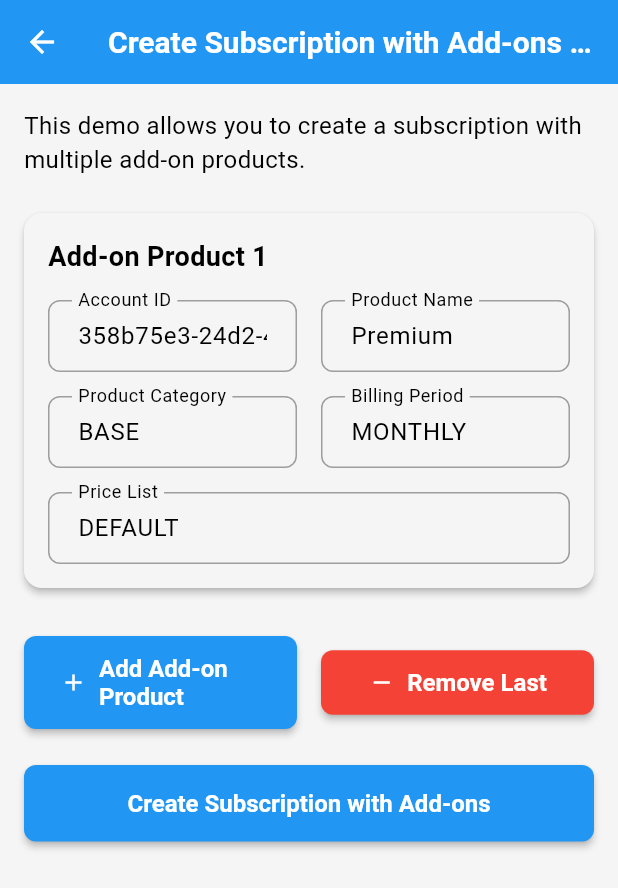
After one commit to EtanaAlemu/flexbiller-app, a Flutter app: the CreateSubscriptionWithAddOnsDemoPage screen opened directly, on a phone screen of 412 x 824 dp. The commit adds this screen. Shown: the top 888 px of the screen. Run offline on Flutter 3.47's test engine with Material 3 defaults, Android fonts, the phone set to English and light mode, and no system bars; our stand-ins replace dio, equatable, flutter_bloc, flutter_secure_storage, get_it, injectable and 4 more; accounts and stored records are empty; network calls fail.

Commit message:
Implement create subscription with add-ons functionality
- Add create subscription with add-ons API endpoint
- Create SubscriptionAddonProduct entity and related models
- Add create subscription with add-ons method to SubscriptionsRepository interface
- Create CreateSubscriptionWithAddOnsUseCase for add-ons operations
- Update SubscriptionsRemoteDataSource with create subscription with add-ons operation
- Update SubscriptionsRepositoryImpl with create subscription with add-ons implementation
- Add create subscription with add-ons events and states to SubscriptionsBloc
- Update SubscriptionsBloc to handle create subscription with add-ons operations
- Create CreateSubscriptionWithAddOnsDemoPage for testing functionality
- Update SubscriptionsDemoPage to include create subscription with add-ons navigation
- Run build_runner to generate necessary files
- Ensure clean architecture compliance and proper error handling

```diff
--- a/lib/core/constants/api_endpoints.dart
+++ b/lib/core/constants/api_endpoints.dart
@@ -15,6 +15,7 @@ class ApiEndpoints {
   static const String getSubscriptionsForAccount = '/api/subscriptions/account';
   static const String subscriptionCustomFields = '/api/subscriptions';
   static const String blockSubscription = '/api/subscriptions'; // Base for blocking
+  static const String createSubscriptionWithAddOns = '/api/subscriptions/createSubscriptionWithAddOns';
 
   // Tags endpoints
   static const String getAllTags = '/api/tags';
--- /dev/null
+++ b/lib/features/subscriptions/data/models/create_subscription_with_addons_request_model.dart
@@ -0,0 +1,34 @@
+import 'package:json_annotation/json_annotation.dart';
+
+part 'create_subscription_with_addons_request_model.g.dart';
+
+@JsonSerializable()
+class CreateSubscriptionWithAddonsRequestModel {
+  @JsonKey(name: 'accountId')
+  final String accountId;
+
+  @JsonKey(name: 'productName')
+  final String productName;
+
+  @JsonKey(name: 'productCategory')
+  final String productCategory;
+
+  @JsonKey(name: 'billingPeriod')
+  final String billingPeriod;
+
+  @JsonKey(name: 'priceList')
+  final String priceList;
+
+  const CreateSubscriptionWithAddonsRequestModel({
+    required this.accountId,
+    required this.productName,
+    required this.productCategory,
+    required this.billingPeriod,
+    required this.priceList,
+  });
+
+  factory CreateSubscriptionWithAddonsRequestModel.fromJson(Map<String, dynamic> json) =>
+      _$CreateSubscriptionWithAddonsRequestModelFromJson(json);
+
+  Map<String, dynamic> toJson() => _$CreateSubscriptionWithAddonsRequestModelToJson(this);
+}
--- /dev/null
+++ b/lib/features/subscriptions/data/models/create_subscription_with_addons_response_model.dart
@@ -0,0 +1,30 @@
+import 'package:json_annotation/json_annotation.dart';
+
+part 'create_subscription_with_addons_response_model.g.dart';
+
+@JsonSerializable()
+class CreateSubscriptionWithAddonsResponseModel {
+  @JsonKey(name: 'success')
+  final bool success;
+
+  @JsonKey(name: 'code')
+  final int code;
+
+  @JsonKey(name: 'data')
+  final String data;
+
+  @JsonKey(name: 'message')
+  final String message;
+
+  const CreateSubscriptionWithAddonsResponseModel({
+    required this.success,
+    required this.code,
+    required this.data,
+    required this.message,
+  });
+
+  factory CreateSubscriptionWithAddonsResponseModel.fromJson(Map<String, dynamic> json) =>
+      _$CreateSubscriptionWithAddonsResponseModelFromJson(json);
+
+  Map<String, dynamic> toJson() => _$CreateSubscriptionWithAddonsResponseModelToJson(this);
+}
--- /dev/null
+++ b/lib/features/subscriptions/domain/entities/subscription_addon_product.dart
@@ -0,0 +1,47 @@
+import 'package:equatable/equatable.dart';
+
+class SubscriptionAddonProduct extends Equatable {
+  final String accountId;
+  final String productName;
+  final String productCategory;
+  final String billingPeriod;
+  final String priceList;
+
+  const SubscriptionAddonProduct({
+    required this.accountId,
+    required this.productName,
+    required this.productCategory,
+    required this.billingPeriod,
+    required this.priceList,
+  });
+
+  @override
+  List<Object?> get props => [
+        accountId,
+        productName,
+        productCategory,
+        billingPeriod,
+        priceList,
+      ];
+
+  @override
+  String toString() {
+    return 'SubscriptionAddonProduct(productName: $productName, productCategory: $productCategory, billingPeriod: $billingPeriod)';
+  }
+
+  SubscriptionAddonProduct copyWith({
+    String? accountId,
+    String? productName,
+    String? productCategory,
+    String? billingPeriod,
+    String? priceList,
+  }) {
+    return SubscriptionAddonProduct(
+      accountId: accountId ?? this.accountId,
+      productName: productName ?? this.productName,
+      productCategory: productCategory ?? this.productCategory,
+      billingPeriod: billingPeriod ?? this.billingPeriod,
+      priceList: priceList ?? this.priceList,
+    );
+  }
+}
--- a/lib/features/subscriptions/domain/repositories/subscriptions_repository.dart
+++ b/lib/features/subscriptions/domain/repositories/subscriptions_repository.dart
@@ -1,6 +1,7 @@
 import '../entities/subscription.dart';
 import '../entities/subscription_custom_field.dart';
 import '../entities/subscription_blocking_state.dart';
+import '../entities/subscription_addon_product.dart';
 
 abstract class SubscriptionsRepository {
   Future<List<Subscription>> getRecentSubscriptions();
@@ -36,4 +37,9 @@ abstract class SubscriptionsRepository {
     required String subscriptionId,
     required Map<String, dynamic> blockingData,
   });
+
+  // Create Subscription with Add-ons method
+  Future<Map<String, dynamic>> createSubscriptionWithAddOns({
+    required List<SubscriptionAddonProduct> addonProducts,
+  });
 }
--- /dev/null
+++ b/lib/features/subscriptions/domain/usecases/create_subscription_with_addons_usecase.dart
@@ -0,0 +1,18 @@
+import 'package:injectable/injectable.dart';
+import '../entities/subscription_addon_product.dart';
+import '../repositories/subscriptions_repository.dart';
+
+@injectable
+class CreateSubscriptionWithAddOnsUseCase {
+  final SubscriptionsRepository _repository;
+
+  CreateSubscriptionWithAddOnsUseCase(this._repository);
+
+  Future<Map<String, dynamic>> call({
+    required List<SubscriptionAddonProduct> addonProducts,
+  }) async {
+    return await _repository.createSubscriptionWithAddOns(
+      addonProducts: addonProducts,
+    );
+  }
+}
--- a/lib/features/subscriptions/presentation/bloc/subscriptions_event.dart
+++ b/lib/features/subscriptions/presentation/bloc/subscriptions_event.dart
@@ -126,3 +126,15 @@ class BlockSubscription extends SubscriptionsEvent {
   @override
   List<Object?> get props => [subscriptionId, blockingData];
 }
+
+// Create Subscription with Add-ons event
+class CreateSubscriptionWithAddOns extends SubscriptionsEvent {
+  final List<Map<String, String>> addonProducts;
+
+  const CreateSubscriptionWithAddOns({
+    required this.addonProducts,
+  });
+
+  @override
+  List<Object?> get props => [addonProducts];
+}
--- a/lib/features/subscriptions/presentation/bloc/subscriptions_state.dart
+++ b/lib/features/subscriptions/presentation/bloc/subscriptions_state.dart
@@ -204,3 +204,20 @@ class BlockSubscriptionError extends SubscriptionsState {
   @override
   List<Object?> get props => [message, subscriptionId];
 }
+
+// Create Subscription with Add-ons states
+class CreateSubscriptionWithAddOnsLoading extends SubscriptionsState {}
+
+class CreateSubscriptionWithAddOnsSuccess extends SubscriptionsState {
+  final Map<String, dynamic> result;
+  const CreateSubscriptionWithAddOnsSuccess(this.result);
+  @override
+  List<Object?> get props => [result];
+}
+
+class CreateSubscriptionWithAddOnsError extends SubscriptionsState {
+  final String message;
+  const CreateSubscriptionWithAddOnsError(this.message);
+  @override
+  List<Object?> get props => [message];
+}
--- /dev/null
+++ b/lib/features/subscriptions/presentation/pages/create_subscription_with_addons_demo_page.dart
@@ -0,0 +1,332 @@
+import 'package:flutter/material.dart';
+import 'package:flutter_bloc/flutter_bloc.dart';
+import 'package:get_it/get_it.dart';
+import '../bloc/subscriptions_bloc.dart';
+import '../bloc/subscriptions_event.dart';
+import '../bloc/subscriptions_state.dart';
+
+class CreateSubscriptionWithAddOnsDemoPage extends StatefulWidget {
+  const CreateSubscriptionWithAddOnsDemoPage({super.key});
+
+  @override
+  State<CreateSubscriptionWithAddOnsDemoPage> createState() =>
+      _CreateSubscriptionWithAddOnsDemoPageState();
+}
+
+class _CreateSubscriptionWithAddOnsDemoPageState
+    extends State<CreateSubscriptionWithAddOnsDemoPage> {
+  final List<Map<String, TextEditingController>> _addonControllers = [];
+  final _formKey = GlobalKey<FormState>();
+
+  @override
+  void initState() {
+    super.initState();
+    _addAddonProduct(); // Add one initial add-on product
+  }
+
+  @override
+  void dispose() {
+    for (var controllers in _addonControllers) {
+      controllers.values.forEach((controller) => controller.dispose());
+    }
+    super.dispose();
+  }
+
+  @override
+  Widget build(BuildContext context) {
+    return BlocProvider(
+      create: (context) => GetIt.instance<SubscriptionsBloc>(),
+      child: Scaffold(
+        appBar: AppBar(title: const Text('Create Subscription with Add-ons Demo')),
+        body: Padding(
+          padding: const EdgeInsets.all(16.0),
+          child: Form(
+            key: _formKey,
+            child: SingleChildScrollView(
+              child: Column(
+                crossAxisAlignment: CrossAxisAlignment.stretch,
+                children: [
+                  const Text(
+                    'This demo allows you to create a subscription with multiple add-on products.',
+                    style: TextStyle(fontSize: 16),
+                  ),
+                  const SizedBox(height: 24),
+                  _buildAddonProductsList(),
+                  const SizedBox(height: 16),
+                  Row(
+                    children: [
+                      Expanded(
+                        child: ElevatedButton.icon(
+                          onPressed: _addAddonProduct,
+                          icon: const Icon(Icons.add),
+                          label: const Text('Add Add-on Product'),
+                        ),
+                      ),
+                      const SizedBox(width: 16),
+                      Expanded(
+                        child: ElevatedButton.icon(
+                          onPressed: _removeLastAddon,
+                          icon: const Icon(Icons.remove),
+                          label: const Text('Remove Last'),
+                          style: ElevatedButton.styleFrom(
+                            backgroundColor: Colors.red,
+                            foregroundColor: Colors.white,
+                          ),
+                        ),
+                      ),
+                    ],
+                  ),
+                  const SizedBox(height: 24),
+                  ElevatedButton(
+                    onPressed: _createSubscriptionWithAddOns,
+                    style: ElevatedButton.styleFrom(
+                      padding: const EdgeInsets.symmetric(vertical: 16),
+                    ),
+                    child: const Text('Create Subscription with Add-ons'),
+                  ),
+                ],
+              ),
+            ),
+          ),
+        ),
+      ),
+    );
+  }
+
+  Widget _buildAddonProductsList() {
+    return Column(
+      children: _addonControllers.asMap().entries.map((entry) {
+        final index = entry.key;
+        final controllers = entry.value;
+
+        return Card(
+          margin: const EdgeInsets.only(bottom: 16),
+          child: Padding(
+            padding: const EdgeInsets.all(16.0),
+            child: Column(
+              crossAxisAlignment: CrossAxisAlignment.start,
+              children: [
+                Row(
+                  children: [
+                    Text(
+                      'Add-on Product ${index + 1}',
+                      style: const TextStyle(
+                        fontSize: 18,
+                        fontWeight: FontWeight.bold,
+                      ),
+                    ),
+                    const Spacer(),
+                    if (_addonControllers.length > 1)
+                      IconButton(
+                        onPressed: () => _removeAddonAt(index),
+                        icon: const Icon(Icons.delete, color: Colors.red),
+                        tooltip: 'Remove this add-on',
+                      ),
+                  ],
+                ),
+                const SizedBox(height: 16),
+                Row(
+                  children: [
+                    Expanded(
+                      child: TextFormField(
+                        controller: controllers['accountId']!,
+                        decoration: const InputDecoration(
+                          labelText: 'Account ID',
+                          border: OutlineInputBorder(),
+                          hintText: 'e.g., 358b75e3-24d2-40a3-b7d4-cbd70887e954',
+                        ),
+                        validator: (value) {
+                          if (value == null || value.trim().isEmpty) {
+                            return 'Please enter an account ID';
+                          }
+                          return null;
+                        },
+                      ),
+                    ),
+                    const SizedBox(width: 16),
+                    Expanded(
+                      child: TextFormField(
+                        controller: controllers['productName']!,
+                        decoration: const InputDecoration(
+                          labelText: 'Product Name',
+                          border: OutlineInputBorder(),
+                          hintText: 'e.g., Premium',
+                        ),
+                        validator: (value) {
+                          if (value == null || value.trim().isEmpty) {
+                            return 'Please enter a product name';
+                          }
+                          return null;
+                        },
+                      ),
+                    ),
+                  ],
+                ),
+                const SizedBox(height: 16),
+                Row(
+                  children: [
+                    Expanded(
+                      child: TextFormField(
+                        controller: controllers['productCategory']!,
+                        decoration: const InputDecoration(
+                          labelText: 'Product Category',
+                          border: OutlineInputBorder(),
+                          hintText: 'e.g., BASE',
+                        ),
+                        validator: (value) {
+                          if (value == null || value.trim().isEmpty) {
+                            return 'Please enter a product category';
+                          }
+                          return null;
+                        },
+                      ),
+                    ),
+                    const SizedBox(width: 16),
+                    Expanded(
+                      child: TextFormField(
+                        controller: controllers['billingPeriod']!,
+                        decoration: const InputDecoration(
+                          labelText: 'Billing Period',
+                          border: OutlineInputBorder(),
+                          hintText: 'e.g., MONTHLY',
+                        ),
+                        validator: (value) {
+                          if (value == null || value.trim().isEmpty) {
+                            return 'Please enter a billing period';
+                          }
+                          return null;
+                        },
+                      ),
+                    ),
+                  ],
+                ),
+                const SizedBox(height: 16),
+                TextFormField(
+                  controller: controllers['priceList']!,
+                  decoration: const InputDecoration(
+                    labelText: 'Price List',
+                    border: OutlineInputBorder(),
+                    hintText: 'e.g., DEFAULT',
+                  ),
+                  validator: (value) {
+                    if (value == null || value.trim().isEmpty) {
+                      return 'Please enter a price list';
+                    }
+                    return null;
+                  },
+                ),
+              ],
+            ),
+          ),
+        );
+      }).toList(),
+    );
+  }
+
+  void _addAddonProduct() {
+    setState(() {
+      _addonControllers.add({
+        'accountId': TextEditingController(text: '358b75e3-24d2-40a3-b7d4-cbd70887e954'),
+        'productName': TextEditingController(text: 'Premium'),
+        'productCategory': TextEditingController(text: 'BASE'),
+        'billingPeriod': TextEditingController(text: 'MONTHLY'),
+        'priceList': TextEditingController(text: 'DEFAULT'),
+      });
+    });
+  }
+
+  void _removeAddonAt(int index) {
+    setState(() {
+      final controllers = _addonControllers.removeAt(index);
+      controllers.values.forEach((controller) => controller.dispose());
+    });
+  }
+
+  void _removeLastAddon() {
+    if (_addonControllers.length > 1) {
+      _removeAddonAt(_addonControllers.length - 1);
+    }
+  }
+
+  void _createSubscriptionWithAddOns() {
+    if (_formKey.currentState!.validate()) {
+      final addonProducts = _addonControllers.map((controllers) {
+        return {
+          'accountId': controllers['accountId']!.text.trim(),
+          'productName': controllers['productName']!.text.trim(),
+          'productCategory': controllers['productCategory']!.text.trim(),
+          'billingPeriod': controllers['billingPeriod']!.text.trim(),
+          'priceList': controllers['priceList']!.text.trim(),
+        };
+      }).toList();
+
+      context.read<SubscriptionsBloc>().add(CreateSubscriptionWithAddOns(
+        addonProducts: addonProducts,
+      ));
+
+      _showResultDialog('Create Subscription with Add-ons', 'Creating subscription...');
+    }
+  }
+
+  void _showResultDialog(String title, String initialMessage) {
+    showDialog(
+      context: context,
+      builder: (context) => BlocBuilder<SubscriptionsBloc, SubscriptionsState>(
+        builder: (context, state) {
+          if (state is CreateSubscriptionWithAddOnsLoading) {
+            return AlertDialog(
+              title: Text(title),
+              content: const Center(child: CircularProgressIndicator()),
+            );
+          } else if (state is CreateSubscriptionWithAddOnsSuccess) {
+            return AlertDialog(
+              title: const Text('Success!'),
+              content: _buildSuccessInfo(state.result),
+              actions: [
+                TextButton(
+                  onPressed: () => Navigator.of(context).pop(),
+                  child: const Text('OK'),
+                ),
+              ],
+            );
+          } else if (state is CreateSubscriptionWithAddOnsError) {
+            return AlertDialog(
+              title: const Text('Error'),
+              content: Text('Failed to create subscription: ${state.message}'),
+              actions: [
+                TextButton(
+                  onPressed: () => Navigator.of(context).pop(),
+                  child: const Text('OK'),
+                ),
+              ],
+            );
+          }
+
+          return AlertDialog(
+            title: Text(title),
+            content: Text(initialMessage),
+            actions: [
+              TextButton(
+                onPressed: () => Navigator.of(context).pop(),
+                child: const Text('OK'),
+              ),
+            ],
+          );
+        },
+      ),
+    );
+  }
+
+  Widget _buildSuccessInfo(Map<String, dynamic> result) {
+    return Column(
+      mainAxisSize: MainAxisSize.min,
+      crossAxisAlignment: CrossAxisAlignment.start,
+      children: [
+        Text('Success: ${result['success'] ?? 'N/A'}'),
+        Text('Code: ${result['code'] ?? 'N/A'}'),
+        Text('Data: ${result['data'] ?? 'N/A'}'),
+        Text('Message: ${result['message'] ?? 'N/A'}'),
+      ],
+    );
+  }
+}
--- a/lib/features/subscriptions/presentation/pages/subscriptions_demo_page.dart
+++ b/lib/features/subscriptions/presentation/pages/subscriptions_demo_page.dart
@@ -6,6 +6,7 @@ import '../bloc/subscriptions_event.dart';
 import 'subscriptions_page.dart';
 import 'subscription_custom_fields_demo_page.dart';
 import 'block_subscription_demo_page.dart';
+import 'create_subscription_with_addons_demo_page.dart';
 
 class SubscriptionsDemoPage extends StatelessWidget {
   const SubscriptionsDemoPage({super.key});
@@ -29,6 +30,11 @@ class SubscriptionsDemoPage extends StatelessWidget {
               icon: const Icon(Icons.block),
               tooltip: 'Block Subscription',
             ),
+            IconButton(
+              onPressed: () => _createSubscriptionWithAddOns(context),
+              icon: const Icon(Icons.add_shopping_cart),
+              tooltip: 'Create with Add-ons',
+            ),
           ],
         ),
         body: const SubscriptionsPage(),
@@ -47,4 +53,10 @@ class SubscriptionsDemoPage extends StatelessWidget {
       MaterialPageRoute(builder: (context) => const BlockSubscriptionDemoPage()),
     );
   }
+
+  void _createSubscriptionWithAddOns(BuildContext context) {
+    Navigator.of(context).push(
+      MaterialPageRoute(builder: (context) => const CreateSubscriptionWithAddOnsDemoPage()),
+    );
+  }
 }
```
Also changed, not shown: lib/features/subscriptions/data/datasources/subscriptions_remote_data_source.dart (+28 -0 lines), lib/features/subscriptions/data/repositories/subscriptions_repository_impl.dart (+32 -0 lines), lib/features/subscriptions/presentation/bloc/subscriptions_bloc.dart (+30 -0 lines), lib/features/subscriptions/data/models/create_subscription_with_addons_request_model.g.dart (added), lib/features/subscriptions/data/models/create_subscription_with_addons_response_model.g.dart (added), lib/injection_container.config.dart.
